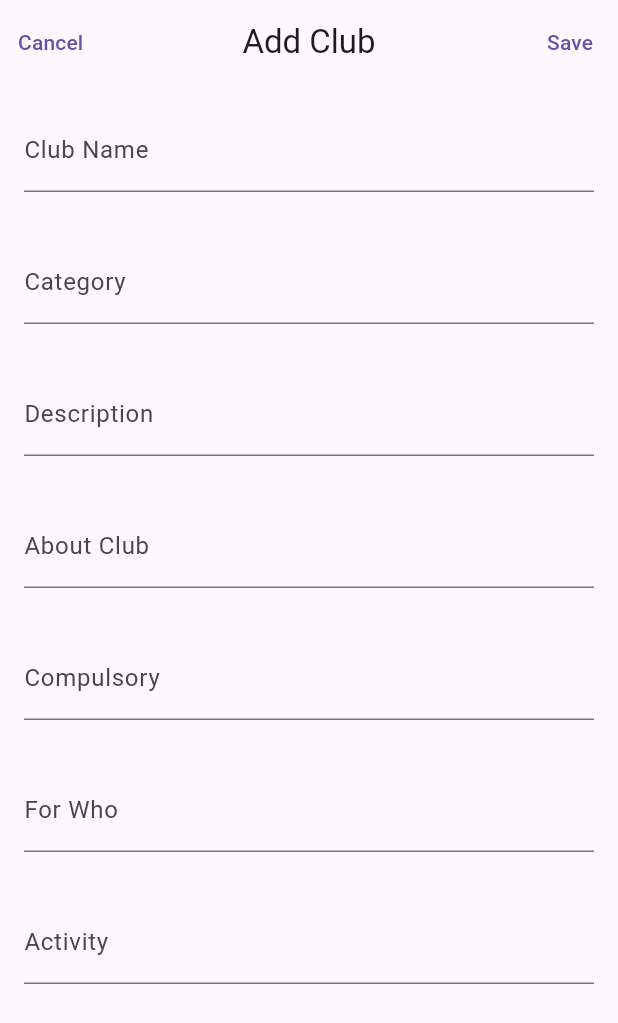
After one commit to chanhk-im/lets_crew, a Flutter app: the ClubAddPage screen opened by its route, after a tap on "Save", on a phone screen of 412 x 824 dp. The commit adds this screen. Shown: the top 1023 px of the screen. Run offline on Flutter 3.47's test engine with Material 3 defaults, Android fonts, the phone set to English and light mode, and no system bars; our stand-ins replace cloud_firestore, firebase_auth, firebase_core, flutter_screenutil, google_sign_in; accounts and stored records are empty; network calls fail.

Commit message:
feat: 동아리 파베  저장 페이지 구현

```diff
--- a/lib/app.dart
+++ b/lib/app.dart
@@ -2,7 +2,7 @@ import 'package:flutter/material.dart';
 import 'package:flutter/widgets.dart';
 import 'package:flutter_screenutil/flutter_screenutil.dart';
 import 'package:lets_crew/home.dart';
-
+import 'club_add.dart';
 import 'login.dart';
 
 class MyApp extends StatelessWidget {
@@ -17,6 +17,7 @@ class MyApp extends StatelessWidget {
           routes: {
             '/login': (BuildContext context) => LoginPage(),
             '/': (BuildContext context) => HomePage(),
+            '/addClub':(BuildContext context) => ClubAddPage(),
           },
         );
       },
--- /dev/null
+++ b/lib/club_add.dart
@@ -0,0 +1,138 @@
+import 'package:flutter/material.dart';
+import 'package:cloud_firestore/cloud_firestore.dart';
+
+class ClubAddPage extends StatefulWidget {
+  @override
+  _ClubAddPageState createState() => _ClubAddPageState();
+}
+
+class _ClubAddPageState extends State<ClubAddPage> {
+  final TextEditingController nameController = TextEditingController();
+  final TextEditingController categoryController = TextEditingController();
+  final TextEditingController descriptionController = TextEditingController();
+  final TextEditingController aboutClubController = TextEditingController();
+  final TextEditingController compulsoryController = TextEditingController();
+  final TextEditingController forwhoController = TextEditingController();
+  final TextEditingController activityController = TextEditingController();
+
+  Future<void> uploadClub() async {
+    try {
+      final String name = nameController.text;
+      final String category = categoryController.text;
+      final String description = descriptionController.text;
+      final String aboutClub = aboutClubController.text;
+      final String compulsory = compulsoryController.text;
+      final String forwho = forwhoController.text;
+      final String activity = activityController.text;
+      final String docId = DateTime.now().millisecondsSinceEpoch.toString();
+
+      DocumentReference docRef =
+          await FirebaseFirestore.instance.collection('club').doc(docId);
+      docRef.set({
+        'docId': docId,
+        'name': name,
+        'category': category,
+        'description': description,
+        'aboutClub': aboutClub,
+        'compulsory': compulsory,
+        'forwho': forwho,
+        'activity': activity,
+      });
+
+      nameController.clear();
+      categoryController.clear();
+      descriptionController.clear();
+      aboutClubController.clear();
+      compulsoryController.clear();
+      forwhoController.clear();
+      activityController.clear();
+
+      // Display success message or perform navigation, etc.
+      print('Club data uploaded successfully!');
+    } catch (e) {
+      // Handle upload error
+      print('Error uploading club data: $e');
+    }
+  }
+
+  @override
+  Widget build(BuildContext context) {
+    return Scaffold(
+      appBar: AppBar(
+        leading: TextButton(
+          onPressed: () {
+            Navigator.pushNamed(context, '/');
+          },
+          child: const Text(
+            "Cancel",
+            softWrap: false,
+            overflow: TextOverflow.visible,
+          ),
+        ),
+        centerTitle: true,
+        title: const Text('Add Club'),
+        actions: <Widget>[
+          TextButton(
+            onPressed: uploadClub,
+            child: Text("Save"),
+          ),
+        ],
+      ),
+      body: SingleChildScrollView(
+        child: Column(
+          children: [
+            Padding(
+              padding: const EdgeInsets.all(16.0),
+              child: TextField(
+                controller: nameController,
+                decoration: InputDecoration(labelText: 'Club Name'),
+              ),
+            ),
+            Padding(
+              padding: const EdgeInsets.all(16.0),
+              child: TextField(
+                controller: categoryController,
+                decoration: InputDecoration(labelText: 'Category'),
+              ),
+            ),
+            Padding(
+              padding: const EdgeInsets.all(16.0),
+              child: TextField(
+                controller: descriptionController,
+                decoration: InputDecoration(labelText: 'Description'),
+              ),
+            ),
+            Padding(
+              padding: const EdgeInsets.all(16.0),
+              child: TextField(
+                controller: aboutClubController,
+                decoration: InputDecoration(labelText: 'About Club'),
+              ),
+            ),
+            Padding(
+              padding: const EdgeInsets.all(16.0),
+              child: TextField(
+                controller: compulsoryController,
+                decoration: InputDecoration(labelText: 'Compulsory'),
+              ),
+            ),
+            Padding(
+              padding: const EdgeInsets.all(16.0),
+              child: TextField(
+                controller: forwhoController,
+                decoration: InputDecoration(labelText: 'For Who'),
+              ),
+            ),
+            Padding(
+              padding: const EdgeInsets.all(16.0),
+              child: TextField(
+                controller: activityController,
+                decoration: InputDecoration(labelText: 'Activity'),
+              ),
+            ),
+          ],
+        ),
+      ),
+    );
+  }
+}
--- a/lib/home.dart
+++ b/lib/home.dart
@@ -29,6 +29,15 @@ class HomePage extends StatelessWidget {
             return Scaffold(
               appBar: AppBar(
                 title: Text('HOME'),
+                actions: [
+                  IconButton(
+                      onPressed: () {
+                        Navigator.pushNamed(context, '/addClub');
+                      },
+                      icon: Icon(
+                        Icons.add,
+                      ))
+                ],
               ),
               drawer: Drawer(
                 backgroundColor: colorScheme.background,
@@ -37,7 +46,7 @@ class HomePage extends StatelessWidget {
                   child: Column(
                     crossAxisAlignment: CrossAxisAlignment.start,
                     children: [
-                      SizedBox(height: 20),
+                      SizedBox(height: 120),
                       ElevatedButton.icon(
                         onPressed: () {},
                         icon: Icon(
@@ -62,7 +71,7 @@ class HomePage extends StatelessWidget {
                           ),
                         ),
                       ),
-                      SizedBox(height: 40),
+                      SizedBox(height: 20),
                       ElevatedButton.icon(
                         onPressed: () {},
                         icon: Icon(
@@ -87,6 +96,7 @@ class HomePage extends StatelessWidget {
                           ),
                         ),
                       ),
+                      SizedBox(height: 10),
                     ],
                   ),
                 ),
--- a/pubspec.yaml
+++ b/pubspec.yaml
@@ -41,6 +41,8 @@ dependencies:
   firebase_ui_auth: ^1.10.0
   flutter_screenutil: ^5.9.0
   google_sign_in: ^6.1.6
+  firebase_storage: ^11.5.2
+  image_picker: ^1.0.4
 
 dev_dependencies:
   flutter_test:
```
Also changed, not shown: pubspec.lock, 5 other files.
